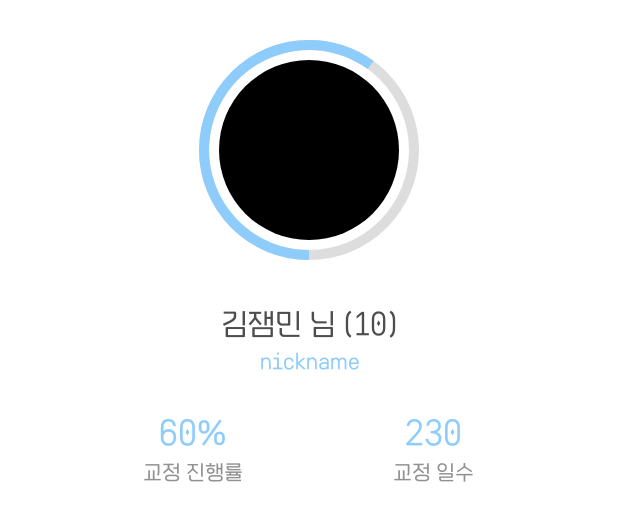
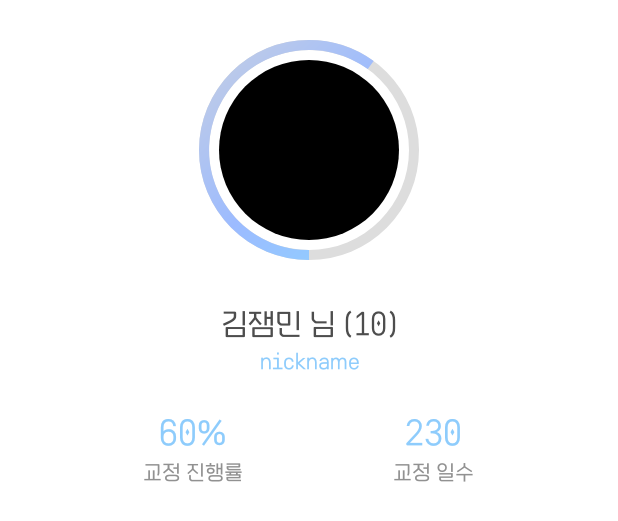
Before and after one commit to DEU-ToothFairy/ToothFairy_Client, an Android app: the layout fragment_home.xml on its own in the app's theme, with its tools: preview values and no code run, on a phone screen of 412 x 824 dp. Shown: the top 521 px of the screen. Run offline under Robolectric (Android 15) with nearby library versions, the phone set to English and light mode, and no system bars.

Commit message:
ADD : 이미지 추가

```diff
--- a/app/src/main/res/drawable/profile_circle.xml
+++ b/app/src/main/res/drawable/profile_circle.xml
@@ -19,7 +19,17 @@
                 android:shape="ring"
                 android:thicknessRatio="30"
                 android:useLevel="true">
-                <solid android:color="@color/colorAccent" />
+                <gradient
+                    android:angle="45"
+                    android:type="linear"
+                    android:startColor="@color/blue"
+                    android:centerColor="#9CBBFF"
+                    android:endColor="#83E2FF"
+                    />
+
+                <corners android:radius="20dp"/>
+
+<!--                <solid android:color="@color/colorAccent" />-->
             </shape>
         </rotate>
     </item>
```
Also changed, not shown: app/src/main/res/drawable/wearing_progress_bar.xml (added, +26 -0 lines), app/src/main/res/drawable-hdpi/appnamelogo.png, app/src/main/res/drawable-hdpi/toothstatics.png (added), app/src/main/res/drawable-mdpi/appnamelogo.png, app/src/main/res/drawable-mdpi/toothstatics.png (added), app/src/main/res/drawable-tvdpi/appnamelogo.png, app/src/main/res/drawable-tvdpi/toothstatics.png (added), app/src/main/res/drawable-xhdpi/appnamelogo.png, app/src/main/res/drawable-xhdpi/toothstatics.png (added), app/src/main/res/drawable-xxhdpi/appnamelogo.png, app/src/main/res/drawable-xxhdpi/toothstatics.png (added), app/src/main/res/drawable-xxxhdpi/appnamelogo.png, app/src/main/res/drawable-xxxhdpi/toothstatics.png (added).
